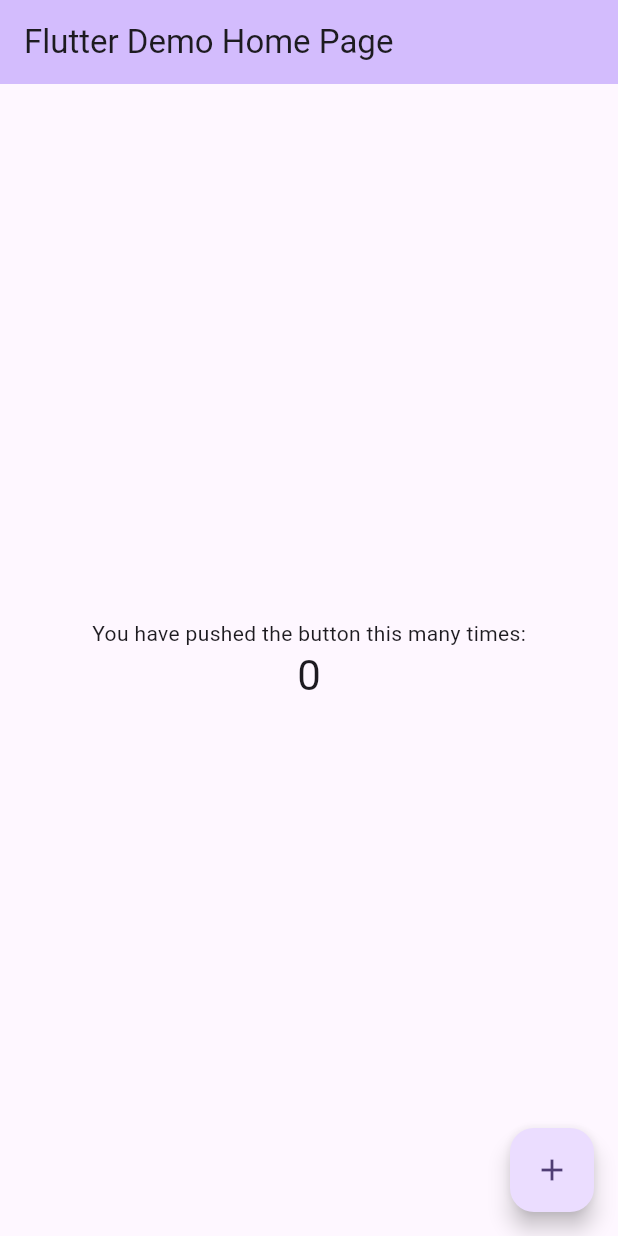
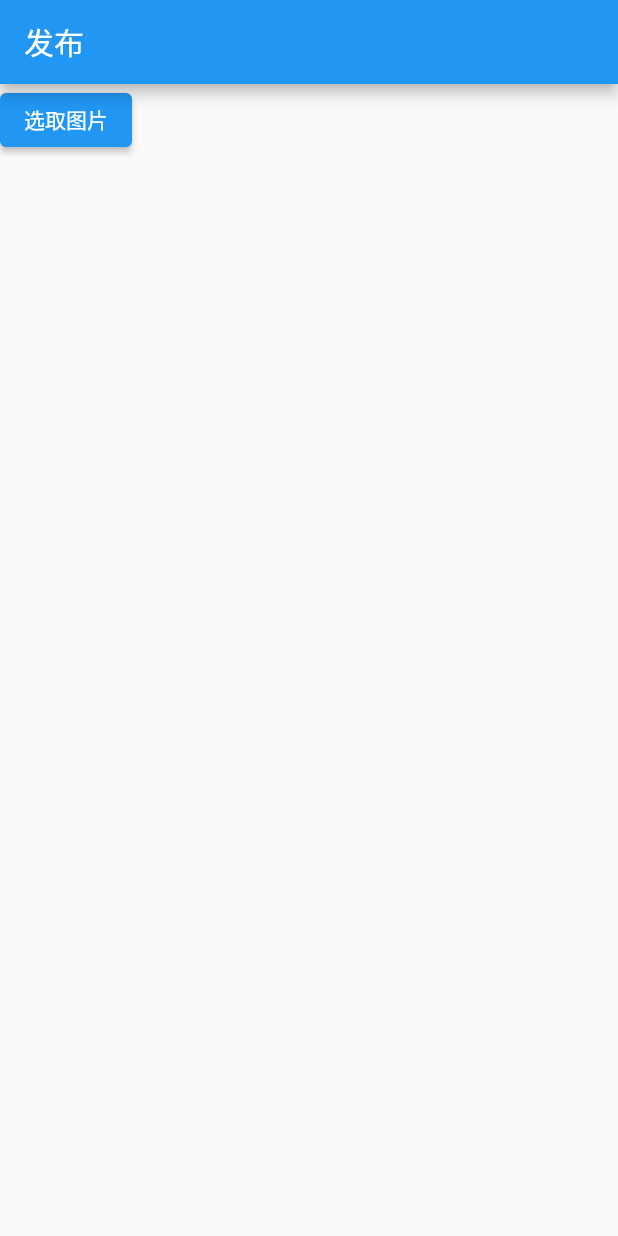
Before and after one commit to LEIGENGEN/flutter_wechat_post, a Flutter app: the screen it shows after launch, on a phone screen of 412 x 824 dp. Run offline on Flutter 3.47's test engine with Material 3 defaults, Android fonts, the phone set to English and light mode, and no system bars; missing offline and left inert: wechat_assets_picker.

Commit message:
配置android和io图片选取权限

```diff
--- a/lib/main.dart
+++ b/lib/main.dart
@@ -1,4 +1,6 @@
 import 'package:flutter/material.dart';
+
+import 'pages/post.dart';
 
 void main() {
   runApp(const MyApp());
@@ -12,114 +14,8 @@
   Widget build(BuildContext context) {
     return MaterialApp(
       title: 'Flutter Demo',
-      theme: ThemeData(
-        // This is the theme of your application.
-        //
-        // TRY THIS: Try running your application with "flutter run". You'll see
-        // the application has a purple toolbar. Then, without quitting the app,
-        // try changing the seedColor in the colorScheme below to Colors.green
-        // and then invoke "hot reload" (save your changes or press the "hot
-        // reload" button in a Flutter-supported IDE, or press "r" if you used
-        // the command line to start the app).
-        //
-        // Notice that the counter didn't reset back to zero; the application
-        // state is not lost during the reload. To reset the state, use hot
-        // restart instead.
-        //
-        // This works for code too, not just values: Most code changes can be
-        // tested with just a hot reload.
-        colorScheme: ColorScheme.fromSeed(seedColor: Colors.deepPurple),
-        useMaterial3: true,
-      ),
-      home: const MyHomePage(title: 'Flutter Demo Home Page'),
+      theme: ThemeData(primarySwatch: Colors.blue, useMaterial3: false),
+      home: const PostEditPage(),
     );
   }
 }
-
-class MyHomePage extends StatefulWidget {
-  const MyHomePage({super.key, required this.title});
-
-  // This widget is the home page of your application. It is stateful, meaning
-  // that it has a State object (defined below) that contains fields that affect
-  // how it looks.
-
-  // This class is the configuration for the state. It holds the values (in this
-  // case the title) provided by the parent (in this case the App widget) and
-  // used by the build method of the State. Fields in a Widget subclass are
-  // always marked "final".
-
-  final String title;
-
-  @override
-  State<MyHomePage> createState() => _MyHomePageState();
-}
-
-class _MyHomePageState extends State<MyHomePage> {
-  int _counter = 0;
-
-  void _incrementCounter() {
-    setState(() {
-      // This call to setState tells the Flutter framework that something has
-      // changed in this State, which causes it to rerun the build method below
-      // so that the display can reflect the updated values. If we changed
-      // _counter without calling setState(), then the build method would not be
-      // called again, and so nothing would appear to happen.
-      _counter++;
-    });
-  }
-
-  @override
-  Widget build(BuildContext context) {
-    // This method is rerun every time setState is called, for instance as done
-    // by the _incrementCounter method above.
-    //
-    // The Flutter framework has been optimized to make rerunning build methods
-    // fast, so that you can just rebuild anything that needs updating rather
-    // than having to individually change instances of widgets.
-    return Scaffold(
-      appBar: AppBar(
-        // TRY THIS: Try changing the color here to a specific color (to
-        // Colors.amber, perhaps?) and trigger a hot reload to see the AppBar
-        // change color while the other colors stay the same.
-        backgroundColor: Theme.of(context).colorScheme.inversePrimary,
-        // Here we take the value from the MyHomePage object that was created by
-        // the App.build method, and use it to set our appbar title.
-        title: Text(widget.title),
-      ),
-      body: Center(
-        // Center is a layout widget. It takes a single child and positions it
-        // in the middle of the parent.
-        child: Column(
-          // Column is also a layout widget. It takes a list of children and
-          // arranges them vertically. By default, it sizes itself to fit its
-          // children horizontally, and tries to be as tall as its parent.
-          //
-          // Column has various properties to control how it sizes itself and
-          // how it positions its children. Here we use mainAxisAlignment to
-          // center the children vertically; the main axis here is the vertical
-          // axis because Columns are vertical (the cross axis would be
-          // horizontal).
-          //
-          // TRY THIS: Invoke "debug painting" (choose the "Toggle Debug Paint"
-          // action in the IDE, or press "p" in the console), to see the
-          // wireframe for each widget.
-          mainAxisAlignment: MainAxisAlignment.center,
-          children: <Widget>[
-            const Text(
-              'You have pushed the button this many times:',
-            ),
-            Text(
-              '$_counter',
-              style: Theme.of(context).textTheme.headlineMedium,
-            ),
-          ],
-        ),
-      ),
-      floatingActionButton: FloatingActionButton(
-        onPressed: _incrementCounter,
-        tooltip: 'Increment',
-        child: const Icon(Icons.add),
-      ), // This trailing comma makes auto-formatting nicer for build methods.
-    );
-  }
-}
--- /dev/null
+++ b/lib/pages/post.dart
@@ -0,0 +1,32 @@
+import 'package:flutter/material.dart';
+import 'package:wechat_assets_picker/wechat_assets_picker.dart';
+
+class PostEditPage extends StatefulWidget {
+  const PostEditPage({super.key});
+
+  @override
+  State<PostEditPage> createState() => _PostEditPageState();
+}
+
+class _PostEditPageState extends State<PostEditPage> {
+
+  // 主视图
+  Widget _mainView(){
+    return Column( children: [
+      // 选取图片按钮
+      ElevatedButton(onPressed: ()async{
+        final List<AssetEntity>? result = await AssetPicker.pickAssets(context);
+        print(result?.length);
+      }, child:const Text('选取图片'))
+    ]);
+  }
+  @override
+  Widget build(BuildContext context) {
+    return Scaffold(
+      appBar: AppBar(
+        title: const Text('发布'),
+      ),
+      body: _mainView(),
+    );
+  }
+}
```
Also changed, not shown: 1 other file.
